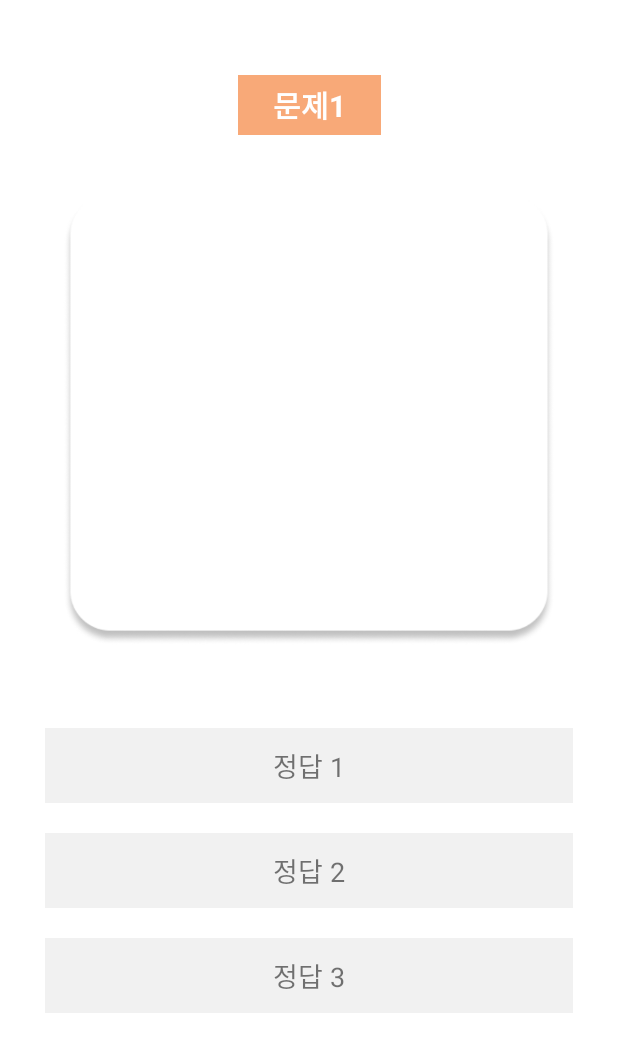
After one commit to Sookmyung-Software-Hackathon/TEAM11-BARIBARI, an Android app: the GenerationTest screen opened directly, with no data from a screen before it, on a phone screen of 412 x 824 dp. The commit adds this screen. Shown: the top 1052 px of the screen. Run offline under Robolectric (Android 15) with nearby library versions, the phone set to English and light mode, and no system bars.

Commit message:
테스트 생성

```diff
--- a/Common/app/src/main/AndroidManifest.xml
+++ b/Common/app/src/main/AndroidManifest.xml
@@ -9,6 +9,9 @@
         android:roundIcon="@mipmap/ic_launcher_round"
         android:supportsRtl="true"
         android:theme="@style/Theme.Common">
+        <activity
+            android:name=".GenerationTest"
+            android:exported="false" />
         <activity
             android:name=".Quiz"
             android:exported="false" />
--- /dev/null
+++ b/Common/app/src/main/java/com/haeji/common/GenerationTest.kt
@@ -0,0 +1,11 @@
+package com.haeji.common
+
+import androidx.appcompat.app.AppCompatActivity
+import android.os.Bundle
+
+class GenerationTest : AppCompatActivity() {
+    override fun onCreate(savedInstanceState: Bundle?) {
+        super.onCreate(savedInstanceState)
+        setContentView(R.layout.activity_generation_test)
+    }
+}
--- a/Common/app/src/main/java/com/haeji/common/MainActivity.kt
+++ b/Common/app/src/main/java/com/haeji/common/MainActivity.kt
@@ -20,7 +20,7 @@
             val builder = AlertDialog.Builder(this)
             builder
                 .setTitle("채팅")
-                .setMessage("랜덤 채팅은 YES, 일반 채팅은 NO를 누르세요")
+                .setMessage("랜덤 채팅은 Y, " + "일반 채팅은 N을 누르세요")
                 .setPositiveButton("YES",
                     DialogInterface.OnClickListener { dialog, id ->
                         val intent = Intent(this, ChattingRoom::class.java)
@@ -51,6 +51,10 @@
         }
 
         // 테스트
+        binding.genquizimg.setOnClickListener {
+            val intent = Intent(this, GenerationTest::class.java)
+            startActivity(intent)
+        }
 
         // 플레이리스트
         binding.XplaylistImg.setOnClickListener {
--- /dev/null
+++ b/Common/app/src/main/res/layout/activity_generation_test.xml
@@ -0,0 +1,80 @@
+<?xml version="1.0" encoding="utf-8"?>
+<androidx.constraintlayout.widget.ConstraintLayout xmlns:android="http://schemas.android.com/apk/res/android"
+    xmlns:app="http://schemas.android.com/apk/res-auto"
+    xmlns:tools="http://schemas.android.com/tools"
+    android:layout_width="match_parent"
+    android:layout_height="match_parent"
+    tools:context=".GenerationTest">
+
+    <TextView
+        android:id="@+id/quizNumber"
+        android:layout_width="95dp"
+        android:layout_height="40dp"
+        android:layout_marginTop="50dp"
+        android:background="#F8A978"
+        android:gravity="center"
+        android:text="문제1"
+        android:textColor="#FFFFFF"
+        android:textSize="20sp"
+        android:textStyle="bold"
+        app:layout_constraintBottom_toTopOf="@+id/imageView"
+        app:layout_constraintEnd_toEndOf="parent"
+        app:layout_constraintStart_toStartOf="parent"
+        app:layout_constraintTop_toTopOf="parent" />
+
+    <ImageView
+        android:id="@+id/imageView"
+        android:layout_width="345dp"
+        android:layout_height="300dp"
+        android:layout_marginTop="40dp"
+        app:layout_constraintEnd_toEndOf="parent"
+        app:layout_constraintStart_toStartOf="parent"
+        app:layout_constraintTop_toBottomOf="@+id/quizNumber"
+        app:srcCompat="@drawable/quiz_rectangle" />
+
+    <LinearLayout
+        android:id="@+id/linearLayout"
+        android:layout_width="0dp"
+        android:layout_height="wrap_content"
+        android:layout_marginTop="45dp"
+        android:orientation="vertical"
+        android:paddingHorizontal="20dp"
+        app:layout_constraintEnd_toEndOf="parent"
+        app:layout_constraintStart_toStartOf="parent"
+        app:layout_constraintTop_toBottomOf="@+id/imageView">
+
+        <TextView
+            android:id="@+id/textView4"
+            android:layout_width="match_parent"
+            android:layout_height="50dp"
+            android:layout_margin="10dp"
+            android:background="#DBDBDB"
+            android:backgroundTint="#ADEBEBEB"
+            android:gravity="center"
+            android:text="정답 1"
+            android:textSize="18sp" />
+
+        <TextView
+            android:id="@+id/textView5"
+            android:layout_width="match_parent"
+            android:layout_height="50dp"
+            android:layout_margin="10dp"
+            android:background="#DBDBDB"
+            android:backgroundTint="#ADEBEBEB"
+            android:gravity="center"
+            android:text="정답 2"
+            android:textSize="18sp" />
+
+        <TextView
+            android:id="@+id/textView6"
+            android:layout_width="match_parent"
+            android:layout_height="50dp"
+            android:layout_margin="10dp"
+            android:background="#DBDBDB"
+            android:backgroundTint="#ADEBEBEB"
+            android:gravity="center"
+            android:text="정답 3"
+            android:textSize="18sp" />
+    </LinearLayout>
+
+</androidx.constraintlayout.widget.ConstraintLayout>
```
